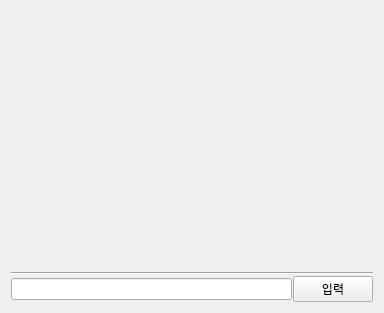
Qt form systemUI.ui (Toycartoon/SangToProject) before a commit.
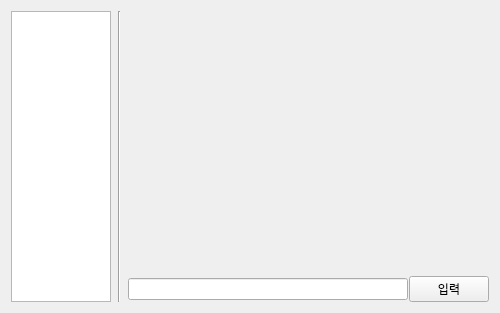
The same form after that commit. Icons and pictures are not drawn.

Commit message:
QListWidget 추가
- 사용된 단어 표시 기능에 사용
- 일부 기본 값 제거

```diff
--- a/systemUI.ui
+++ b/systemUI.ui
@@ -9,7 +9,7 @@
    <rect>
     <x>0</x>
     <y>0</y>
-    <width>384</width>
+    <width>500</width>
     <height>313</height>
    </rect>
   </property>
@@ -21,7 +21,7 @@
   </property>
   <property name="minimumSize">
    <size>
-    <width>384</width>
+    <width>500</width>
     <height>313</height>
    </size>
   </property>
@@ -49,9 +49,57 @@
     <enum>QLayout::SetMaximumSize</enum>
    </property>
    <item>
-    <layout class="QVBoxLayout" name="verticalLayout_2" stretch="1,1,1,0,0">
+    <layout class="QHBoxLayout" name="horizontalLayout_3" stretch="1,0,9">
      <property name="spacing">
-      <number>1</number>
+      <number>7</number>
+     </property>
+     <property name="sizeConstraint">
+      <enum>QLayout::SetMaximumSize</enum>
+     </property>
+     <item>
+      <widget class="QListWidget" name="word_list">
+       <property name="sizePolicy">
+        <sizepolicy hsizetype="Ignored" vsizetype="Ignored">
+         <horstretch>0</horstretch>
+         <verstretch>0</verstretch>
+        </sizepolicy>
+       </property>
+       <property name="minimumSize">
+        <size>
+         <width>100</width>
+         <height>0</height>
+        </size>
+       </property>
+       <property name="font">
+        <font>
+         <pointsize>7</pointsize>
+        </font>
+       </property>
+       <property name="cursor" stdset="0">
+        <cursorShape>IBeamCursor</cursorShape>
+       </property>
+       <property name="locale">
+        <locale language="Korean" country="SouthKorea"/>
+       </property>
+       <property name="verticalScrollBarPolicy">
+        <enum>Qt::ScrollBarAlwaysOff</enum>
+       </property>
+       <property name="horizontalScrollBarPolicy">
+        <enum>Qt::ScrollBarAlwaysOff</enum>
+       </property>
+      </widget>
+     </item>
+     <item>
+      <widget class="Line" name="line">
+       <property name="orientation">
+        <enum>Qt::Vertical</enum>
+       </property>
+      </widget>
+     </item>
+     <item>
+      <layout class="QVBoxLayout" name="verticalLayout_2" stretch="1,1,1,0">
+       <property name="spacing">
+        <number>3</number>
      </property>
      <property name="sizeConstraint">
       <enum>QLayout::SetMaximumSize</enum>
@@ -67,22 +115,10 @@
      </property>
      <item>
       <widget class="QLabel" name="Word">
-       <property name="lineWidth">
-        <number>1</number>
-       </property>
-       <property name="text">
-        <string/>
-       </property>
-       <property name="margin">
-        <number>0</number>
-       </property>
       </widget>
      </item>
      <item>
       <widget class="QLabel" name="Description">
-       <property name="text">
-        <string/>
-       </property>
       </widget>
      </item>
      <item>
@@ -90,16 +126,6 @@
        <property name="whatsThis">
         <string>System</string>
        </property>
-       <property name="text">
-        <string/>
-       </property>
-      </widget>
-     </item>
-     <item>
-      <widget class="Line" name="line_2">
-       <property name="orientation">
-        <enum>Qt::Horizontal</enum>
-       </property>
       </widget>
      </item>
      <item>
@@ -116,6 +142,8 @@
           <string>입력</string>
          </property>
         </widget>
+         </item>
+        </layout>
        </item>
       </layout>
      </item>
```
Lines whose indentation alone changed are shown as unchanged.
